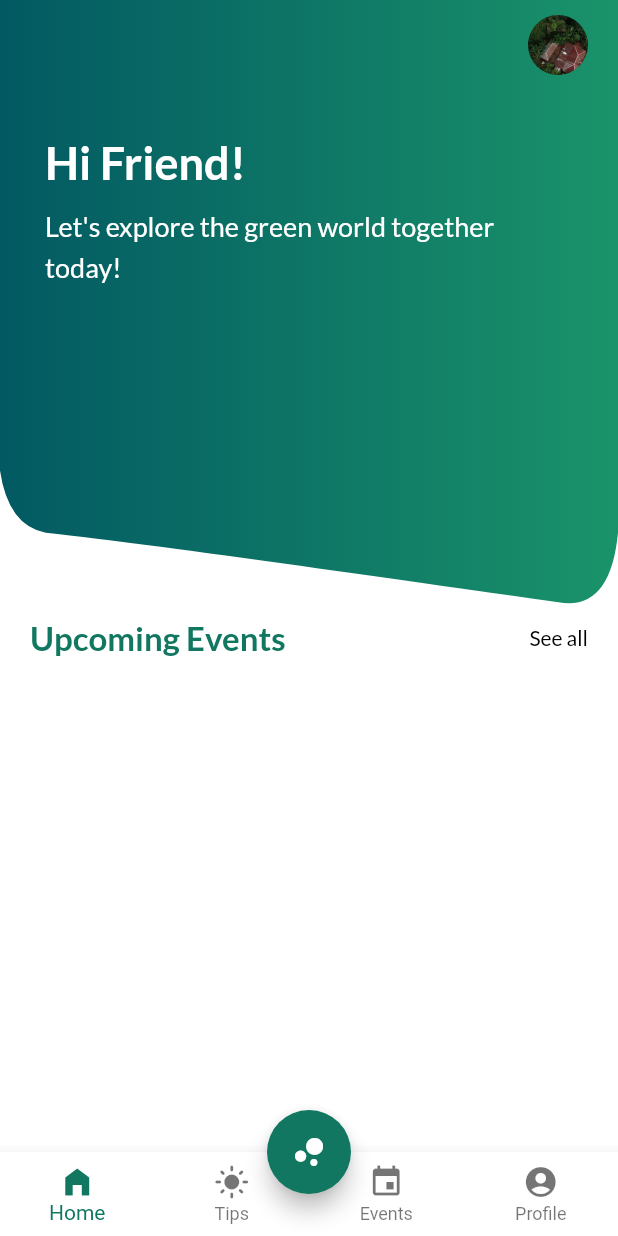
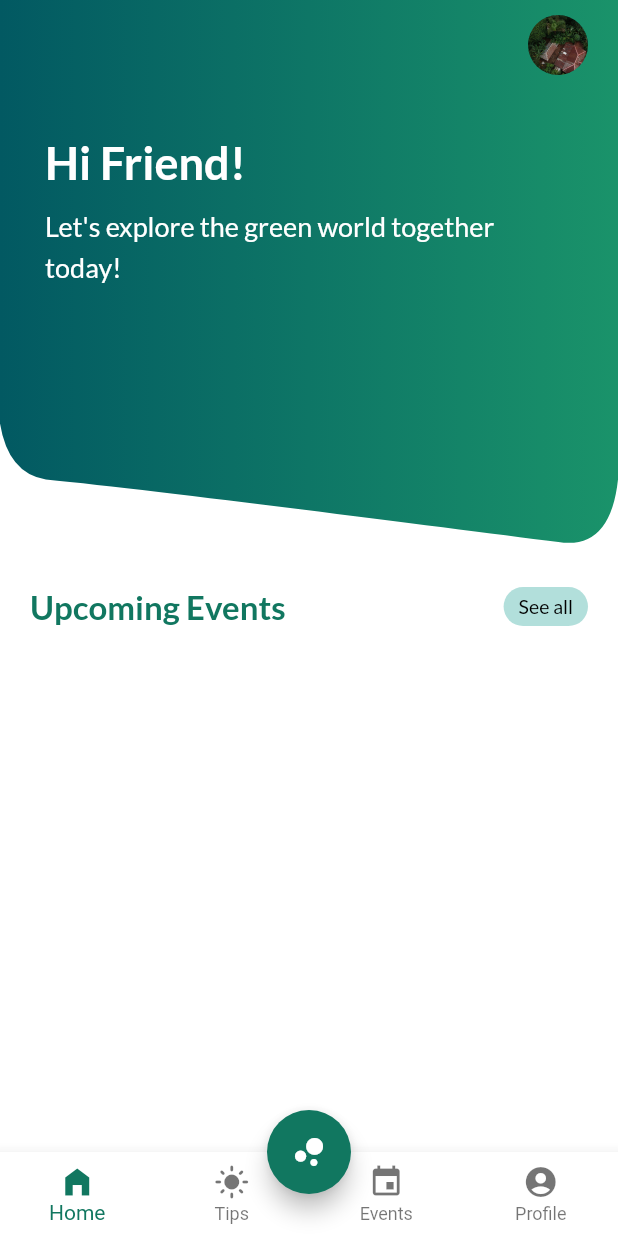
Before and after one commit to yunweneric/Greeniser, a Flutter app: the screen it shows after launch, after a tap on "Skip", on a phone screen of 412 x 824 dp. Run offline on Flutter 3.47's test engine with Material 2 defaults, Android fonts, the phone set to English and light mode, and no system bars; our stand-ins replace awesome_dialog, cached_network_image, device_preview, flutter_svg, fluttertoast, font_awesome_flutter and 3 more.

```diff
--- a/lib/main.dart
+++ b/lib/main.dart
@@ -14,10 +14,21 @@ import 'package:greeniser/utilities/constants.dart';
 //     );
 String? token;
 String? initApp;
-void main() async {
+// void main() async {
+//   token = null;
+//   initApp = "";
+//   runApp(MyApp());
+// }
+
+void main() {
   token = null;
   initApp = "";
-  runApp(MyApp());
+  runApp(
+    DevicePreview(
+      enabled: !kReleaseMode,
+      builder: (context) => MyApp(), // Wrap your app
+    ),
+  );
 }
 
 class MyApp extends StatelessWidget {
--- a/lib/screens/app/HomePage.dart
+++ b/lib/screens/app/HomePage.dart
@@ -21,14 +21,21 @@ class _HomePageState extends State<HomePage> {
         child: Column(
           children: [
             Stack(
-              overflow: Overflow.visible,
               children: [
-                CustomPaint(
+                TweenAnimationBuilder(
+                  tween: Tween<double>(
+                      begin: screenHeight(context) / 4,
+                      end: screenHeight(context) / 2),
+                  duration: Duration(milliseconds: 10),
+                  builder: (BuildContext context, double val, child) {
+                    return CustomPaint(
                       size: Size(
-                      screenWidth(context),
-                      (screenWidth(context) * 1)
-                          .toDouble()), //You can Replace [WIDTH] with your desired width for Custom Paint and height will be calculated automatically
+                        val,
+                        (screenWidth(context) * 0.9).toDouble(),
+                      ),
                       painter: RPSCustomPainter(),
+                    );
+                  },
                 ),
                 Positioned(
                   top: 0,
@@ -41,18 +48,7 @@ class _HomePageState extends State<HomePage> {
                     duration: Duration(milliseconds: 500),
                     builder: (BuildContext context, double val, child) {
                       return Container(
-                        height: 250,
-                        // decoration: BoxDecoration(
-                        //   gradient: LinearGradient(
-                        //       begin: Alignment.topRight,
-                        //       end: Alignment.bottomLeft,
-                        //       colors: [Color(0XFF1A936A), Color(0xff025962)]),
-                        //   borderRadius: BorderRadius.only(
-                        //     bottomLeft: Radius.circular(20),
-                        //     bottomRight: Radius.circular(20),
-                        //   ),
-                        //   // color: kbluecover2,
-                        // ),
+                        // height: val,
                         child: SafeArea(
                           child: Column(
                             crossAxisAlignment: CrossAxisAlignment.start,
@@ -114,7 +110,7 @@ class _HomePageState extends State<HomePage> {
                                   ),
                                 ),
                                 tween: Tween<double>(begin: 0, end: 1),
-                                duration: Duration(seconds: 1),
+                                duration: Duration(milliseconds: 700),
                                 builder: (context, double val, child) {
                                   return Opacity(
                                     opacity: val,
@@ -138,6 +134,7 @@ class _HomePageState extends State<HomePage> {
               padding: const EdgeInsets.symmetric(horizontal: 20.0),
               child: Column(
                 children: [
+                  minorSpacer(context),
                   Row(
                     mainAxisAlignment: MainAxisAlignment.spaceBetween,
                     crossAxisAlignment: CrossAxisAlignment.center,
@@ -152,13 +149,23 @@ class _HomePageState extends State<HomePage> {
                           ),
                         ),
                       ),
-                      Text(
+                      Container(
+                        padding: EdgeInsets.symmetric(
+                          horizontal: 10,
+                          vertical: 5,
+                        ),
+                        decoration: BoxDecoration(
+                          borderRadius: BorderRadius.circular(20),
+                          color: Colors.teal[100],
+                        ),
+                        child: Text(
                           "See all",
                           style: GoogleFonts.lato(
                             textStyle: TextStyle(
-                            fontSize: 14.0,
-                            fontWeight: FontWeight.w500,
+                              fontSize: 13.0,
+                              fontWeight: FontWeight.w400,
                               color: Colors.black,
+                            ),
                           ),
                         ),
                       ),
```
Lines whose indentation alone changed are shown as unchanged.
